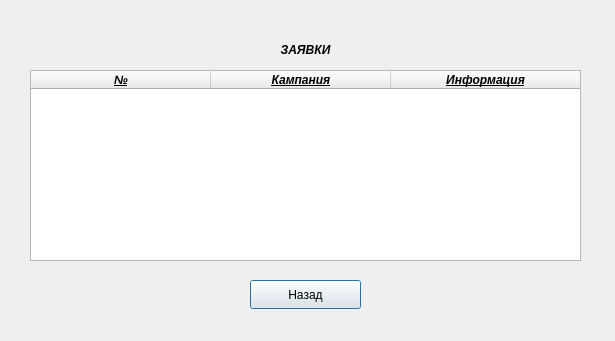
First picture: the form in adminzayavki15.ui, repository Rina-key/kursach1, before the edit.
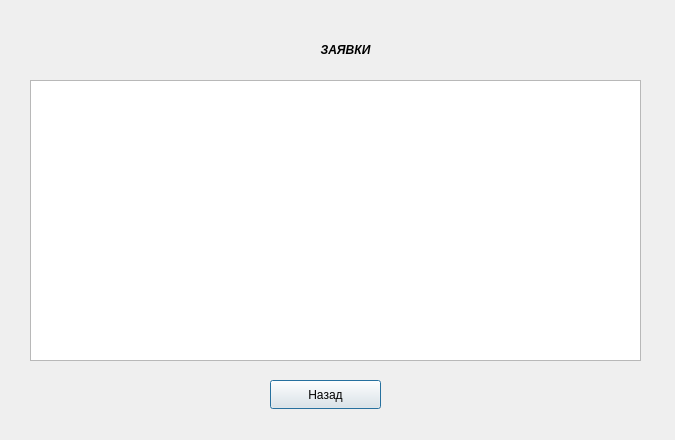
Second picture: the form after the edit. Icons and pictures are not drawn.

```diff
--- a/adminzayavki15.ui
+++ b/adminzayavki15.ui
@@ -6,20 +6,20 @@
    <rect>
     <x>0</x>
     <y>0</y>
-    <width>615</width>
-    <height>341</height>
+    <width>675</width>
+    <height>440</height>
    </rect>
   </property>
   <property name="windowTitle">
    <string>Dialog</string>
   </property>
-  <widget class="QTableWidget" name="tableWidget">
+  <widget class="QTableView" name="tableView">
    <property name="geometry">
     <rect>
      <x>30</x>
-     <y>70</y>
-     <width>551</width>
-     <height>191</height>
+     <y>80</y>
+     <width>611</width>
+     <height>281</height>
     </rect>
    </property>
    <property name="contextMenuPolicy">
@@ -37,95 +37,42 @@
    <property name="lineWidth">
     <number>7</number>
    </property>
-   <attribute name="horizontalHeaderCascadingSectionResizes">
-    <bool>true</bool>
+   <property name="editTriggers">
+    <set>QAbstractItemView::NoEditTriggers</set>
+   </property>
+   <attribute name="horizontalHeaderMinimumSectionSize">
+    <number>35</number>
    </attribute>
    <attribute name="horizontalHeaderDefaultSectionSize">
     <number>180</number>
    </attribute>
-   <attribute name="horizontalHeaderShowSortIndicator" stdset="0">
+   <attribute name="horizontalHeaderHighlightSections">
     <bool>true</bool>
    </attribute>
-   <attribute name="horizontalHeaderStretchLastSection">
+   <attribute name="verticalHeaderVisible">
     <bool>true</bool>
    </attribute>
    <attribute name="verticalHeaderCascadingSectionResizes">
     <bool>false</bool>
    </attribute>
    <attribute name="verticalHeaderMinimumSectionSize">
-    <number>50</number>
+    <number>20</number>
    </attribute>
    <attribute name="verticalHeaderDefaultSectionSize">
     <number>50</number>
    </attribute>
-   <column>
-    <property name="text">
-     <string>№</string>
-    </property>
-    <property name="font">
-     <font>
-      <italic>true</italic>
-      <bold>true</bold>
-      <underline>true</underline>
-     </font>
-    </property>
-    <property name="background">
-     <color alpha="30">
-      <red>0</red>
-      <green>0</green>
-      <blue>0</blue>
-     </color>
-    </property>
-   </column>
-   <column>
-    <property name="text">
-     <string>Кампания</string>
-    </property>
-    <property name="font">
-     <font>
-      <italic>true</italic>
-      <bold>true</bold>
-      <underline>true</underline>
-     </font>
-    </property>
-    <property name="background">
-     <color alpha="30">
-      <red>0</red>
-      <green>0</green>
-      <blue>0</blue>
-     </color>
-    </property>
-   </column>
-   <column>
-    <property name="text">
-     <string>Информация</string>
-    </property>
-    <property name="font">
-     <font>
-      <italic>true</italic>
-      <bold>true</bold>
-      <underline>true</underline>
-      <strikeout>false</strikeout>
-     </font>
-    </property>
-    <property name="background">
-     <color alpha="30">
-      <red>0</red>
-      <green>0</green>
-      <blue>0</blue>
-     </color>
-    </property>
-    <property name="icon">
-     <iconset theme="contact-new">
-      <normaloff>.</normaloff>.</iconset>
-    </property>
-   </column>
+   <attribute name="verticalHeaderHighlightSections">
+    <bool>true</bool>
+   </attribute>
+   <attribute name="verticalHeaderStretchLastSection">
+    <bool>false</bool>
+   </attribute>
   </widget>
   <widget class="QPushButton" name="pushButton_2">
    <property name="geometry">
     <rect>
-     <x>250</x>
-     <y>280</y>
+     <x>270</x>
+     <y>380</y>
      <width>111</width>
      <height>29</height>
     </rect>
@@ -137,7 +84,7 @@
   <widget class="QLabel" name="label">
    <property name="geometry">
     <rect>
-     <x>230</x>
+     <x>270</x>
      <y>40</y>
      <width>151</width>
      <height>20</height>
```
Left out of the diff: 2 changed lines with no effect on the pictures.
